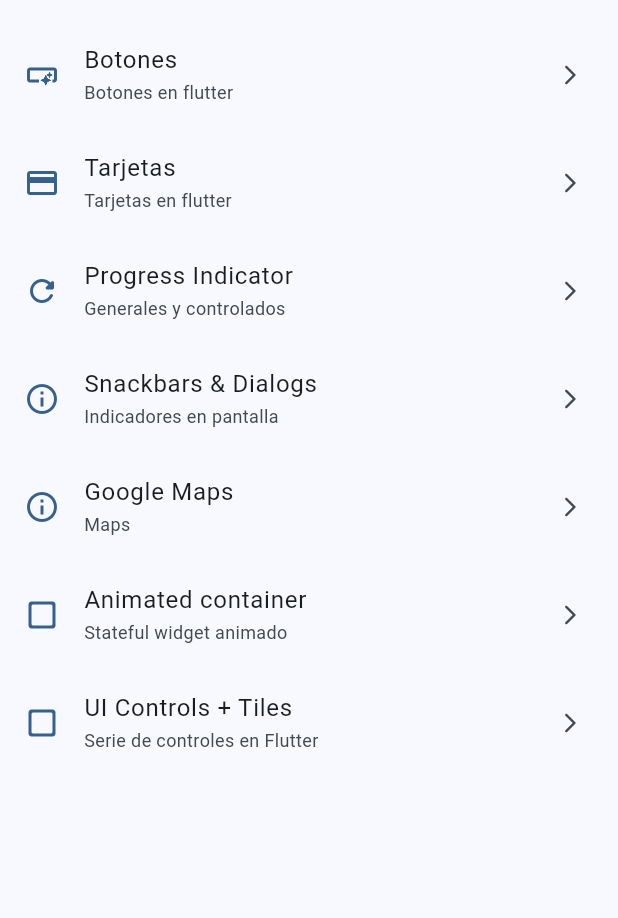
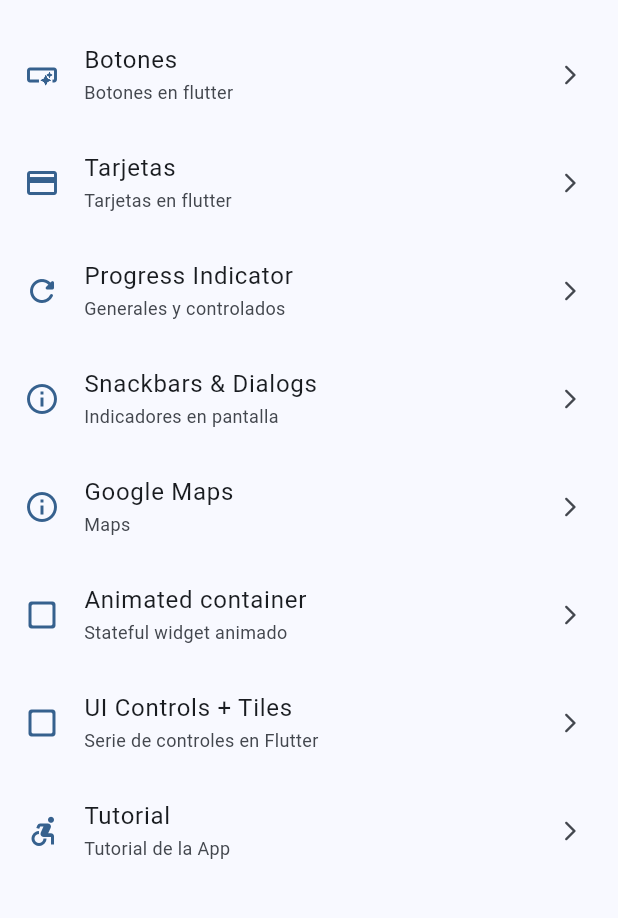
Before and after one commit to mariots182/flutter_widgets, a Flutter app: the screen it shows after launch, on a phone screen of 412 x 824 dp, the part 63-981 px from its top. Run offline on Flutter 3.47's test engine with Material 3 defaults, Android fonts, the phone set to English and light mode, and no system bars; our stand-ins replace go_router, google_maps_flutter.

Commit message:
tutorial screen added

```diff
--- a/lib/config/menu/menu_items.dart
+++ b/lib/config/menu/menu_items.dart
@@ -13,7 +13,6 @@ class MenuItem {
     required this.icon,
   });
 }
-
 
 const appMenuItem = <MenuItem>[
   MenuItem(
@@ -46,11 +45,15 @@ const appMenuItem = <MenuItem>[
       subtitle: "Stateful widget animado",
       link: "/animated",
       icon: Icons.check_box_outline_blank_rounded),
-
   MenuItem(
       title: "UI Controls + Tiles",
       subtitle: "Serie de controles en Flutter",
       link: "/ui-controls",
       icon: Icons.check_box_outline_blank_rounded),
+  MenuItem(
+      title: "Tutorial",
+      subtitle: "Tutorial de la App",
+      link: "/tutorial",
+      icon: Icons.accessible_forward_outlined),
 
 ];
--- a/lib/config/router/app_router.dart
+++ b/lib/config/router/app_router.dart
@@ -11,4 +11,5 @@ final appRouter = GoRouter(
   GoRoute(path: '/maps_google',  name:MapsGoogleScreen.name, builder: (context, state) => const MapsGoogleScreen()),
   GoRoute(path: '/animated',  name:AnimatedScreen.name, builder: (context, state) => const AnimatedScreen()),
   GoRoute(path: '/ui-controls',  name:UiControlsScreen.name, builder: (context, state) => const UiControlsScreen()),
+  GoRoute(path: '/tutorial',  name:AppTutorialScreen.name, builder: (context, state) => const AppTutorialScreen()),
 ]);
```
